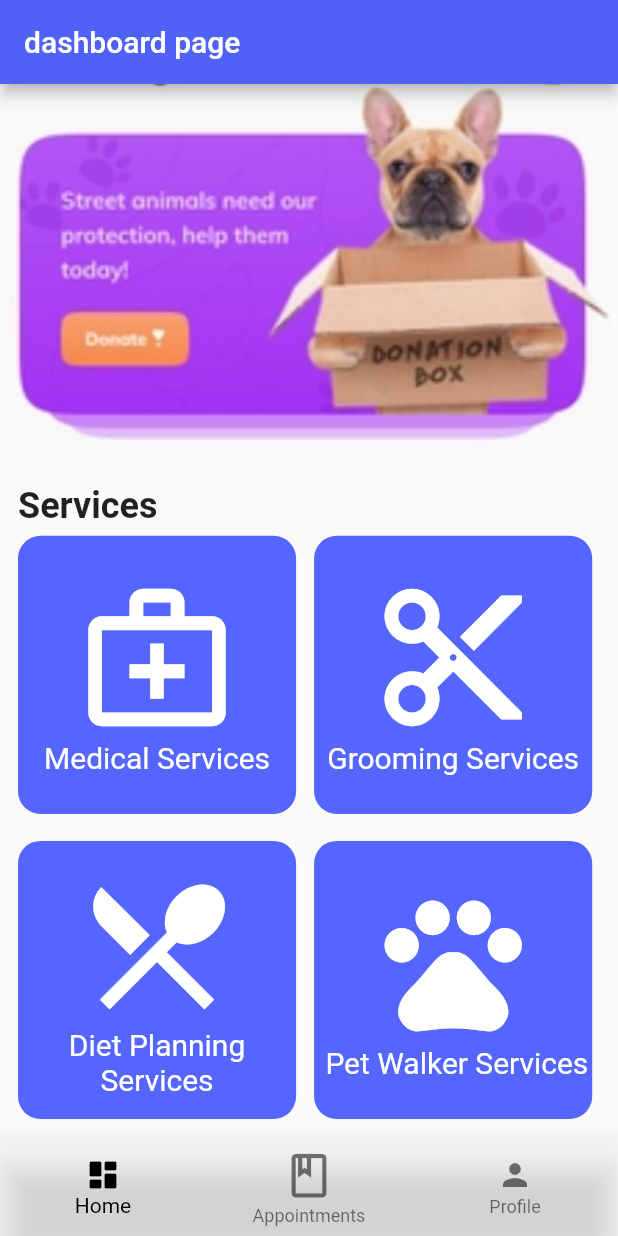
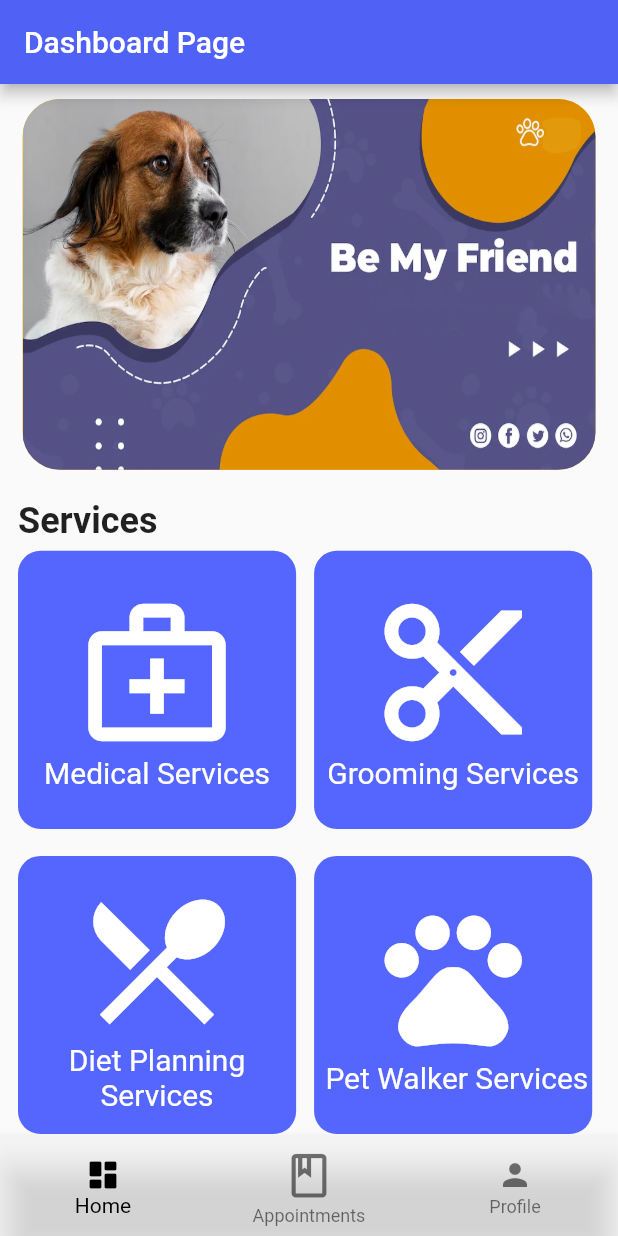
Before and after one commit to SudipRaaz/Pet-Care, a Flutter app: the screen it shows once a user with an empty profile is signed in, on a phone screen of 412 x 824 dp. Run offline on Flutter 3.47's test engine with Material 2 defaults, Android fonts, the phone set to English and light mode, and no system bars; our stand-ins replace another_flushbar, cloud_firestore, firebase_auth, firebase_core, fluttertoast, rating_dialog and 1 more; missing offline and left inert: min_id; accounts and stored records are empty.

```diff
--- a/lib/Controller/cloud_firestore.dart
+++ b/lib/Controller/cloud_firestore.dart
@@ -24,13 +24,13 @@ class MyCloudStore extends MyCloudStoreBase {
   }
 
   @override
-  Future statusAppointment(String docref) async {
+  Future statusAppointment(String docref, String status) async {
     final bookAppointment =
         FirebaseFirestore.instance.collection('Appointments').doc(docref);
 
     // wating for doc set josn object on firebase
     await bookAppointment.update(
-      {"Status": 'Cancelled'},
+      {"Status": '$status'},
     );
   }
 }
--- a/lib/Controller/cloud_firestore_base.dart
+++ b/lib/Controller/cloud_firestore_base.dart
@@ -9,7 +9,7 @@ abstract class MyCloudStoreBase {
   Future bookAppointment(Appointment_Model book);
 
   // get user history information
-  Future statusAppointment(String docref);
+  Future statusAppointment(String docref, String status);
 
   // // get user information
   // Stream<DocumentSnapshot> getData(uid) {
--- a/lib/model/tab_manager.dart
+++ b/lib/model/tab_manager.dart
@@ -9,4 +9,9 @@ class TabManager extends ChangeNotifier {
     selectedTab = index;
     notifyListeners();
   }
+
+  // updating the tab
+  void updateSelectedTab(index) {
+    selectedTab = index;
+  }
 }
--- a/lib/view/dashboard_page.dart
+++ b/lib/view/dashboard_page.dart
@@ -1,5 +1,6 @@
 import 'package:flutter/cupertino.dart';
 import 'package:flutter/material.dart';
+import 'package:pet_care/resource/constants/sized_box.dart';
 import 'package:pet_care/utilities/routes/routes.dart';
 import '../resource/constants/colors.dart';
 import '../resource/constants/style.dart';
@@ -20,19 +21,26 @@ class _DashboardPageState extends State<DashboardPage> {
 
     return Scaffold(
         appBar: AppBar(
-          title: const Text('dashboard page'),
+          title: const Text('Dashboard Page'),
           backgroundColor: AppColors().appBar_theme,
         ),
         body: SingleChildScrollView(
           child: Column(
             crossAxisAlignment: CrossAxisAlignment.start,
             children: [
-              Container(
-                width: _width,
-                height: _height * .3,
-                decoration: const BoxDecoration(
-                    image: DecorationImage(
-                        image: AssetImage('assets/images/promo.png'))),
+              addVerticalSpace(10),
+              Center(
+                child: Container(
+                  // clipBehavior: Clip.antiAlias,
+                  width: _width - 30,
+                  height: _height * .3,
+                  decoration: BoxDecoration(
+                      color: Colors.amber,
+                      borderRadius: BorderRadius.circular(25),
+                      image: DecorationImage(
+                          fit: BoxFit.fill,
+                          image: AssetImage('assets/images/promo2.png'))),
+                ),
               ),
               Padding(
                 padding: const EdgeInsets.only(left: 12, top: 20),
```
Also changed, not shown: lib/view/history_page.dart (+59 -25 lines), lib/view/profile_page.dart (+14 -3 lines), assets/images/promo.png (deleted), assets/images/promo2.png (added).
